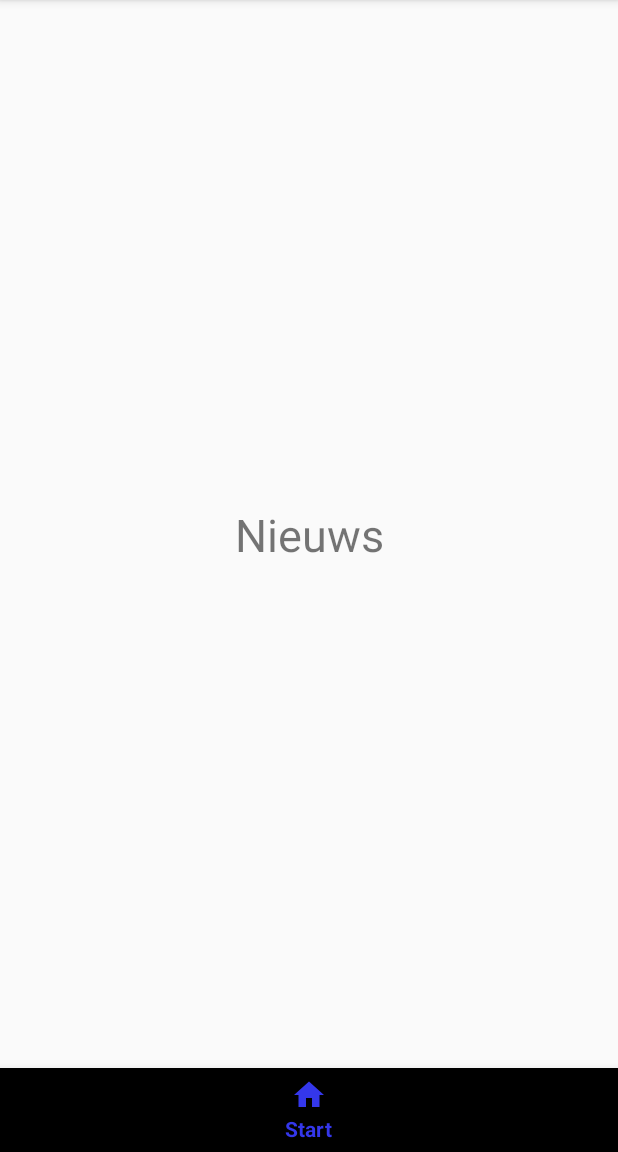
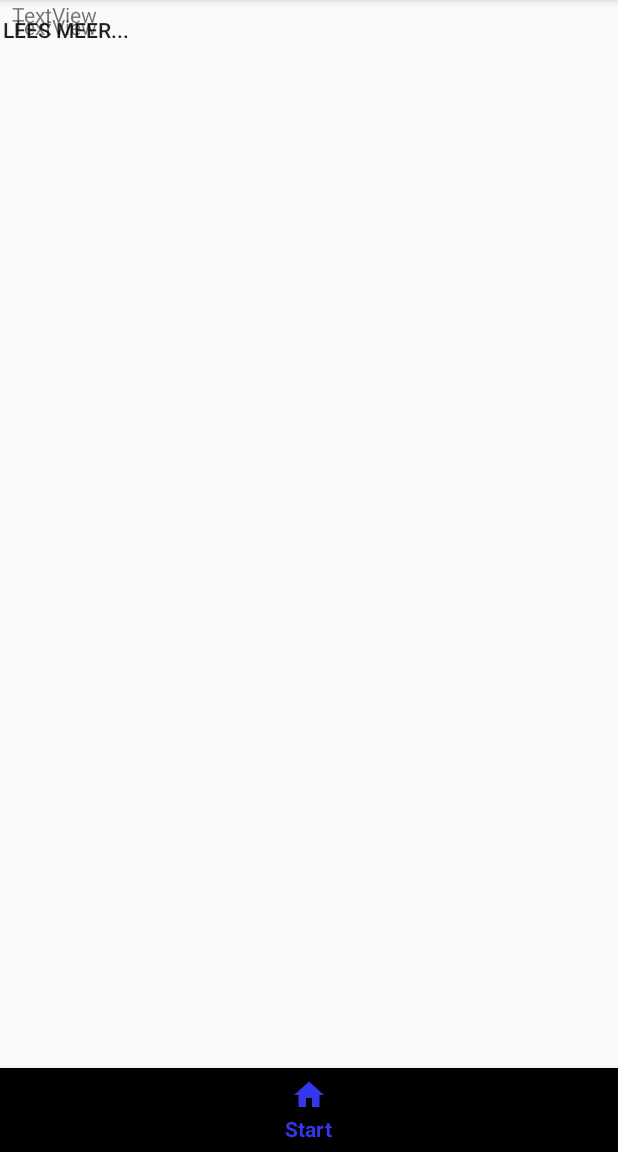
Before and after one commit to Basmeuw/InformatieApp, an Android app: the fragment NewsFragment placed in its activity, on a phone screen of 412 x 824 dp, the part 84-1236 px from its top. Run offline under Robolectric (Android 15) with nearby library versions, the phone set to English and light mode, and no system bars; our stand-ins replace Volley.

Commit message:
layout aangepast

```diff
--- a/app/build.gradle
+++ b/app/build.gradle
@@ -17,7 +17,6 @@ android {
         }
     }
 }
-
 dependencies {
     implementation fileTree(dir: 'libs', include: ['*.jar'])
     implementation 'com.android.support:appcompat-v7:28.0.0'
--- a/app/src/main/res/layout/fragment_news.xml
+++ b/app/src/main/res/layout/fragment_news.xml
@@ -1,22 +1,46 @@
 <?xml version="1.0" encoding="utf-8"?>
-<android.support.constraint.ConstraintLayout
-    xmlns:android="http://schemas.android.com/apk/res/android"
+<android.support.constraint.ConstraintLayout xmlns:android="http://schemas.android.com/apk/res/android"
     xmlns:app="http://schemas.android.com/apk/res-auto"
+    xmlns:tools="http://schemas.android.com/tools"
     android:layout_width="match_parent"
     android:layout_height="match_parent">
 
+    <Button
+        android:id="@+id/news_readmore1"
+        android:layout_width="0dp"
+        android:layout_height="40dp"
+        android:layout_marginBottom="16dp"
+        android:background="#00000000"
+        android:text="Lees meer..."
+        app:layout_constraintBottom_toTopOf="@+id/textView3"
+        app:layout_constraintStart_toStartOf="parent" />
+
+    <Button
+        android:id="@+id/news_readmore"
+        android:layout_width="0dp"
+        android:layout_height="40dp"
+        android:background="#00000000"
+        android:text="Lees meer..."
+        tools:layout_editor_absoluteX="16dp"
+        tools:layout_editor_absoluteY="649dp" />
+
     <TextView
-        android:id="@+id/textView"
+        android:id="@+id/textView2"
         android:layout_width="wrap_content"
         android:layout_height="wrap_content"
         android:layout_marginStart="8dp"
         android:layout_marginTop="8dp"
-        android:layout_marginEnd="8dp"
-        android:layout_marginBottom="8dp"
-        android:text="Nieuws"
-        android:textSize="30sp"
-        app:layout_constraintBottom_toBottomOf="parent"
-        app:layout_constraintEnd_toEndOf="parent"
+        android:text="TextView"
         app:layout_constraintStart_toStartOf="parent"
         app:layout_constraintTop_toTopOf="parent" />
+
+    <TextView
+        android:id="@+id/textView3"
+        android:layout_width="wrap_content"
+        android:layout_height="wrap_content"
+        android:layout_marginStart="8dp"
+        android:text="TextView"
+        app:layout_constraintStart_toStartOf="parent"
+        tools:layout_editor_absoluteY="379dp" />
+
 </android.support.constraint.ConstraintLayout>
--- a/app/src/main/res/layout/fragment_weather.xml
+++ b/app/src/main/res/layout/fragment_weather.xml
@@ -78,6 +78,7 @@
         android:layout_width="80dp"
         android:layout_height="80dp"
         android:layout_marginStart="32dp"
+        app:layout_constraintBottom_toTopOf="@+id/guideline4"
         app:layout_constraintStart_toStartOf="parent"
         app:layout_constraintTop_toTopOf="@+id/guideline3"
         app:srcCompat="@drawable/weather_icon" />
--- /dev/null
+++ b/app/src/main/res/layout/news_view.xml
@@ -0,0 +1,6 @@
+<?xml version="1.0" encoding="utf-8"?>
+<android.support.constraint.ConstraintLayout xmlns:android="http://schemas.android.com/apk/res/android"
+    xmlns:app="http://schemas.android.com/apk/res-auto"
+    xmlns:tools="http://schemas.android.com/tools"
+    android:layout_width="match_parent"
+    android:layout_height="match_parent"/>
```
Also changed, not shown: app/src/main/res/layout/traffic_customlistview.xml (+6 -4 lines).
